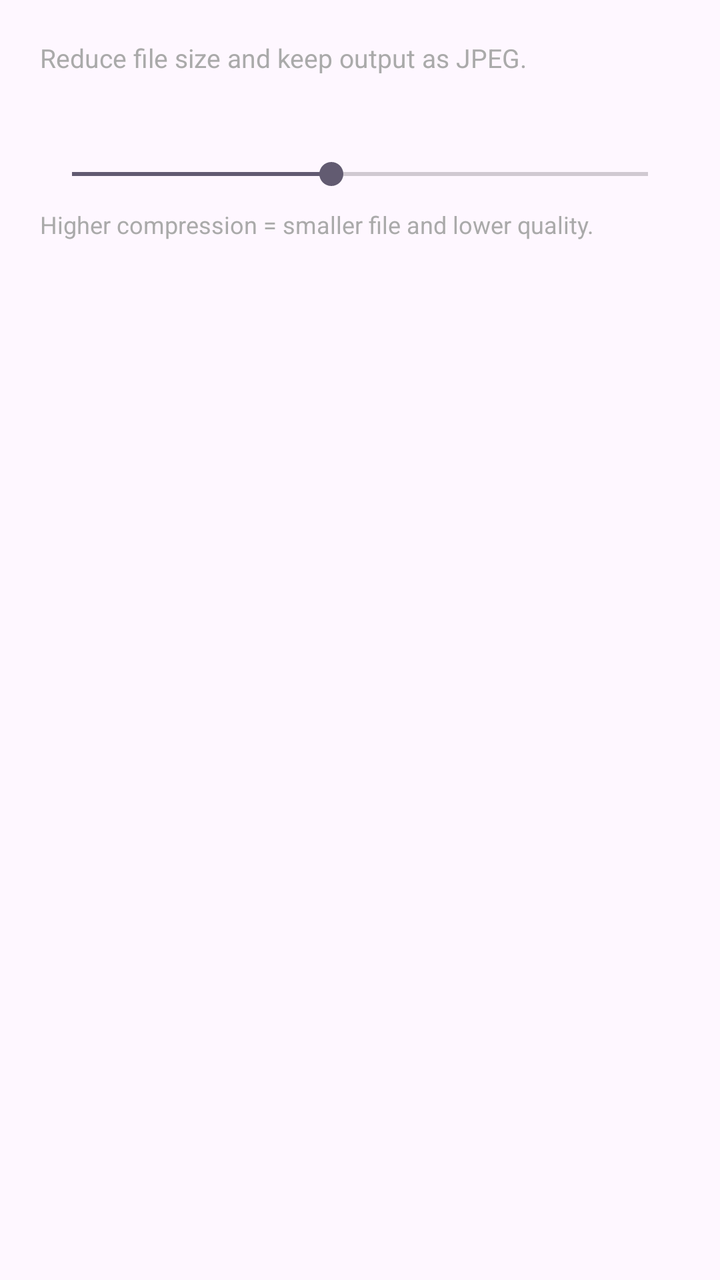
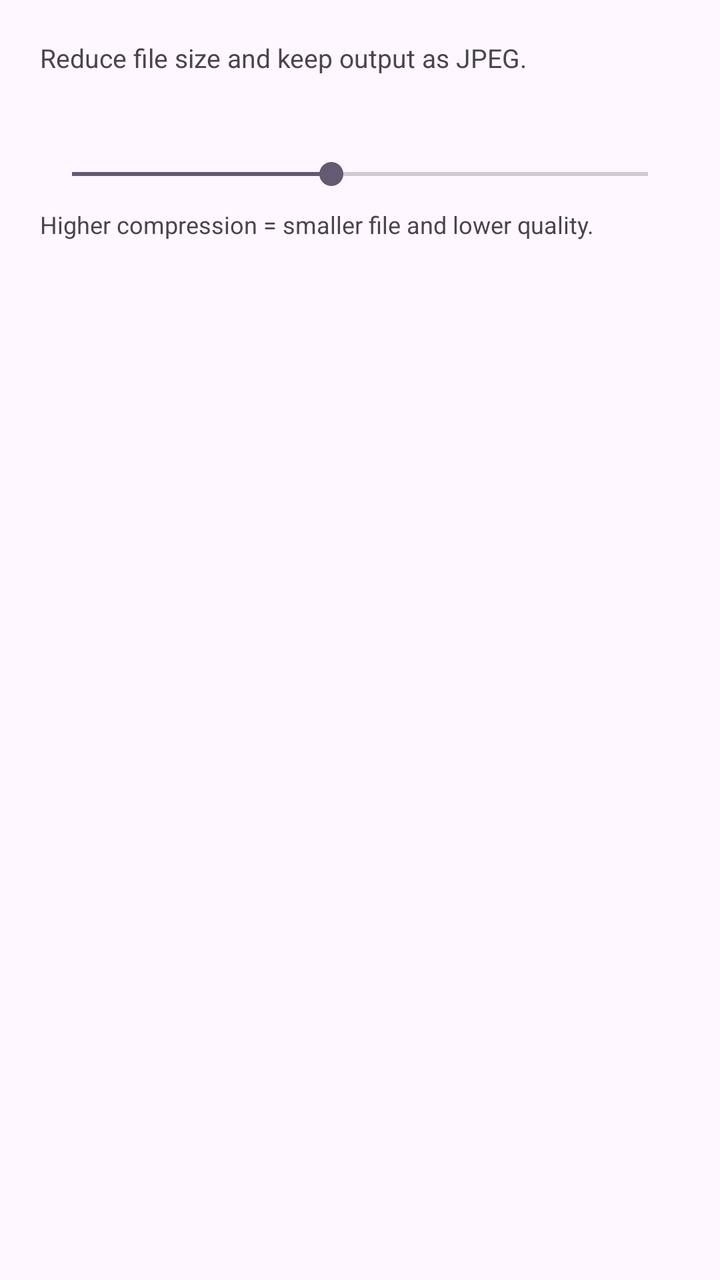

Screens rendered from an Android XML layout before and after an edit, with the pre-edit source and the edit as a unified diff.
<!-- AndroidManifest.xml: application theme Theme.SenseGallery -->
<!-- res/layout/dialog_compress_image.xml -->
<?xml version="1.0" encoding="utf-8"?>
<LinearLayout xmlns:android="http://schemas.android.com/apk/res/android"
    android:layout_width="match_parent"
    android:layout_height="wrap_content"
    android:orientation="vertical"
    android:padding="20dp">

    <TextView
        android:id="@+id/compressionDescriptionText"
        android:layout_width="match_parent"
        android:layout_height="wrap_content"
        android:text="@string/compress_description"
        android:textColor="@android:color/darker_gray"
        android:textSize="13sp" />

    <TextView
        android:id="@+id/compressionLevelValueText"
        android:layout_width="match_parent"
        android:layout_height="wrap_content"
        android:layout_marginTop="14dp"
        android:textColor="?android:attr/textColorPrimary"
        android:textSize="15sp"
        android:textStyle="bold" />

    <SeekBar
        android:id="@+id/compressionLevelSeekBar"
        android:layout_width="match_parent"
        android:layout_height="wrap_content"
        android:layout_marginTop="6dp"
        android:max="100"
        android:progress="45" />

    <TextView
        android:id="@+id/compressionHintText"
        android:layout_width="match_parent"
        android:layout_height="wrap_content"
        android:layout_marginTop="8dp"
        android:text="@string/compress_hint_default"
        android:textColor="@android:color/darker_gray"
        android:textSize="12sp" />

</LinearLayout>
<!-- resources referenced by this layout -->
<resources>
  <string name="compress_description">Reduce file size and keep output as JPEG.</string>
  <string name="compress_hint_default">Higher compression = smaller file and lower quality.</string>
  <style name="Theme.SenseGallery" parent="Base.Theme.SenseGallery" />
  <style name="Base.Theme.SenseGallery" parent="Theme.Material3.DayNight.NoActionBar">
          
          
      </style>
</resources>

<!-- the commit's change to res/layout/dialog_compress_image.xml (unified diff, before → after) -->
@@ -10,7 +10,7 @@
         android:layout_width="match_parent"
         android:layout_height="wrap_content"
         android:text="@string/compress_description"
-        android:textColor="@android:color/darker_gray"
+        android:textColor="?attr/colorOnSurfaceVariant"
         android:textSize="13sp" />
 
     <TextView
@@ -18,7 +18,7 @@
         android:layout_width="match_parent"
         android:layout_height="wrap_content"
         android:layout_marginTop="14dp"
-        android:textColor="?android:attr/textColorPrimary"
+        android:textColor="?attr/colorOnSurface"
         android:textSize="15sp"
         android:textStyle="bold" />
 
@@ -36,7 +36,7 @@
         android:layout_height="wrap_content"
         android:layout_marginTop="8dp"
         android:text="@string/compress_hint_default"
-        android:textColor="@android:color/darker_gray"
+        android:textColor="?attr/colorOnSurfaceVariant"
         android:textSize="12sp" />
 
 </LinearLayout>
<!-- resource entries referenced after the edit -->
@@ -4,8 +4,9 @@
   <string name="compress_hint_default">Higher compression = smaller file and lower quality.</string>
   <style name="Theme.SenseGallery" parent="Base.Theme.SenseGallery" />
   <style name="Base.Theme.SenseGallery" parent="Theme.Material3.DayNight.NoActionBar">
-          
-          
+          <item name="android:windowBackground">?attr/colorSurface</item>
+          <item name="android:statusBarColor">?attr/colorSurface</item>
+          <item name="android:navigationBarColor">?attr/colorSurface</item>
       </style>
 </resources>
 
